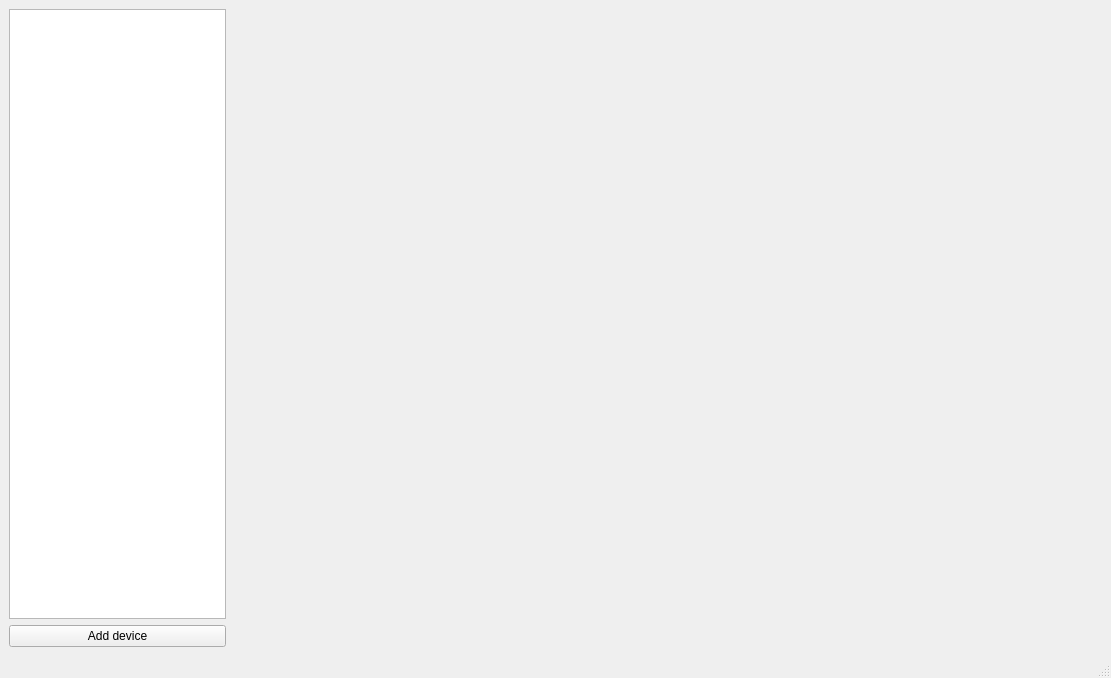
Above: GUI/GUI_Util/mainwindow.ui from Abay11/onvif_client before the change. Below: the same form after it.
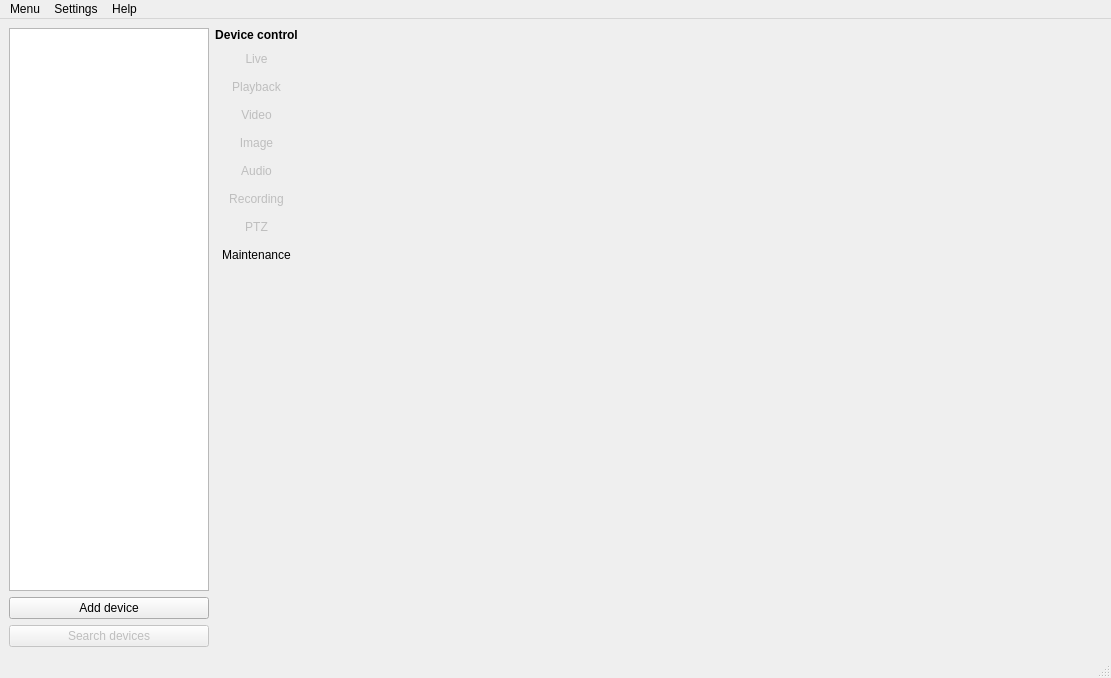
That is the form after the change.

Commit message: add device management UI elements

```diff
--- a/GUI/GUI_Util/mainwindow.ui
+++ b/GUI/GUI_Util/mainwindow.ui
@@ -16,9 +16,9 @@
   <widget class="QWidget" name="centralwidget">
    <layout class="QHBoxLayout" name="horizontalLayout_2">
     <item>
-     <layout class="QHBoxLayout" name="horizontalLayout" stretch="1,4">
+     <layout class="QHBoxLayout" name="horizontalLayout" stretch="1,0,4">
       <item>
-       <layout class="QVBoxLayout" name="verticalLayout" stretch="0,0">
+       <layout class="QVBoxLayout" name="verticalLayout" stretch="0,0,0">
         <property name="spacing">
          <number>6</number>
         </property>
@@ -30,7 +30,169 @@
           <property name="text">
            <string>Add device</string>
           </property>
+          <property name="default">
+           <bool>false</bool>
+          </property>
+          <property name="flat">
+           <bool>false</bool>
+          </property>
          </widget>
+        </item>
+        <item>
+         <widget class="QPushButton" name="pushButton">
+          <property name="enabled">
+           <bool>false</bool>
+          </property>
+          <property name="text">
+           <string>Search devices</string>
+          </property>
+          <property name="checkable">
+           <bool>false</bool>
+          </property>
+          <property name="checked">
+           <bool>false</bool>
+          </property>
+          <property name="flat">
+           <bool>false</bool>
+          </property>
+         </widget>
+        </item>
+       </layout>
+      </item>
+      <item>
+       <layout class="QVBoxLayout" name="verticalLayout_3">
+        <item>
+         <widget class="QLabel" name="label">
+          <property name="font">
+           <font>
+            <weight>75</weight>
+            <bold>true</bold>
+           </font>
+          </property>
+          <property name="text">
+           <string>Device control</string>
+          </property>
+          <property name="textFormat">
+           <enum>Qt::AutoText</enum>
+          </property>
+          <property name="alignment">
+           <set>Qt::AlignCenter</set>
+          </property>
+         </widget>
+        </item>
+        <item>
+         <widget class="QPushButton" name="btnLive">
+          <property name="enabled">
+           <bool>false</bool>
+          </property>
+          <property name="text">
+           <string>Live</string>
+          </property>
+          <property name="flat">
+           <bool>true</bool>
+          </property>
+         </widget>
+        </item>
+        <item>
+         <widget class="QPushButton" name="btnPlayback">
+          <property name="enabled">
+           <bool>false</bool>
+          </property>
+          <property name="text">
+           <string>Playback</string>
+          </property>
+          <property name="flat">
+           <bool>true</bool>
+          </property>
+         </widget>
+        </item>
+        <item>
+         <widget class="QPushButton" name="btnVideo">
+          <property name="enabled">
+           <bool>false</bool>
+          </property>
+          <property name="text">
+           <string>Video</string>
+          </property>
+          <property name="flat">
+           <bool>true</bool>
+          </property>
+         </widget>
+        </item>
+        <item>
+         <widget class="QPushButton" name="btnImage">
+          <property name="enabled">
+           <bool>false</bool>
+          </property>
+          <property name="text">
+           <string>Image</string>
+          </property>
+          <property name="flat">
+           <bool>true</bool>
+          </property>
+         </widget>
+        </item>
+        <item>
+         <widget class="QPushButton" name="btnAudio">
+          <property name="enabled">
+           <bool>false</bool>
+          </property>
+          <property name="text">
+           <string>Audio</string>
+          </property>
+          <property name="flat">
+           <bool>true</bool>
+          </property>
+         </widget>
+        </item>
+        <item>
+         <widget class="QPushButton" name="btnRecording">
+          <property name="enabled">
+           <bool>false</bool>
+          </property>
+          <property name="text">
+           <string>Recording</string>
+          </property>
+          <property name="flat">
+           <bool>true</bool>
+          </property>
+         </widget>
+        </item>
+        <item>
+         <widget class="QPushButton" name="btnPTZ">
+          <property name="enabled">
+           <bool>false</bool>
+          </property>
+          <property name="text">
+           <string>PTZ</string>
+          </property>
+          <property name="flat">
+           <bool>true</bool>
+          </property>
+         </widget>
+        </item>
+        <item>
+         <widget class="QPushButton" name="btnMaintanance">
+          <property name="text">
+           <string>Maintenance</string>
+          </property>
+          <property name="flat">
+           <bool>true</bool>
+          </property>
+         </widget>
+        </item>
+        <item>
+         <spacer name="verticalSpacer">
+          <property name="orientation">
+           <enum>Qt::Vertical</enum>
+          </property>
+          <property name="sizeHint" stdset="0">
+           <size>
+            <width>20</width>
+            <height>40</height>
+           </size>
+          </property>
+         </spacer>
         </item>
        </layout>
       </item>
@@ -59,9 +221,30 @@
      <x>0</x>
      <y>0</y>
      <width>1111</width>
-     <height>20</height>
+     <height>21</height>
     </rect>
    </property>
+   <widget class="QMenu" name="menuMenu">
+    <property name="title">
+     <string>Menu</string>
+    </property>
+    <addaction name="actionNot_implemented_2"/>
+   </widget>
+   <widget class="QMenu" name="menuSettings">
+    <property name="title">
+     <string>Settings</string>
+    </property>
+    <addaction name="actionNot_implemented"/>
+   </widget>
+   <widget class="QMenu" name="menuAbout">
+    <property name="title">
+     <string>Help</string>
+    </property>
+    <addaction name="actionNot_implemented_3"/>
+   </widget>
+   <addaction name="menuMenu"/>
+   <addaction name="menuSettings"/>
+   <addaction name="menuAbout"/>
   </widget>
   <widget class="QStatusBar" name="statusbar"/>
  </widget>
```
Left out of the diff: 15 changed lines with no effect on the pictures.
